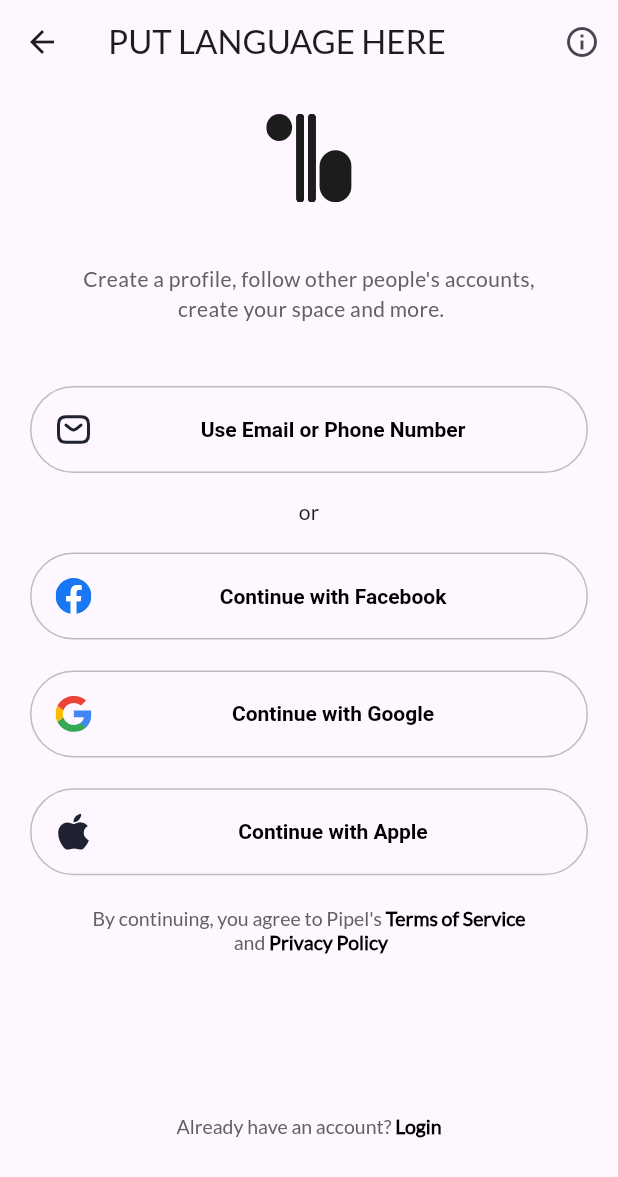
After one commit to Olamidotune/Rootscards, a Flutter app: the GetStartedScreen screen opened by its route, on a phone screen of 412 x 824 dp. The commit adds this screen. Shown: the top 1177 px of the screen. Run offline on Flutter 3.47's test engine with Material 3 defaults, Android fonts, the phone set to English and light mode, and no system bars; our stand-ins replace carousel_slider, device_info_plus, dio, email_validator, flutter_secure_storage, flutter_svg and 3 more; accounts and stored records are empty; project files that could hold a hidden picture were left out.

Commit message:
completed the get started and onboarding screens

```diff
--- /dev/null
+++ b/lib/presentation/get_started_screen.dart
@@ -0,0 +1,159 @@
+import 'package:flutter/material.dart';
+import 'package:flutter_svg/svg.dart';
+import 'package:rootscards/config/colors.dart';
+import 'package:rootscards/presentation/screens/widgets/socail_media_button.dart';
+
+class GetStartedScreen extends StatelessWidget {
+  static const String routeName = 'get_started_screen';
+  const GetStartedScreen({super.key});
+
+  @override
+  Widget build(BuildContext context) {
+    final double height =
+        MediaQuery.of(context).size.height - MediaQuery.of(context).padding.top;
+    return Scaffold(
+      appBar: AppBar(
+        leading: IconButton(
+            onPressed: () {
+              Navigator.pop(context);
+            },
+            icon: Icon(Icons.arrow_back)),
+        title: Text("PUT LANGUAGE HERE"),
+        actions: [
+          IconButton(
+            onPressed: () {},
+            icon: Icon(Icons.info_outline),
+          ),
+        ],
+      ),
+      body: SafeArea(
+        child: SizedBox(
+          height: height,
+          child: Padding(
+            padding:  EdgeInsets.only(
+             top:  height <= 550 ? 10  : 20,
+              left: 20,
+              right: 20,
+            ),
+            child: SingleChildScrollView(
+              physics: BouncingScrollPhysics(),
+              child: Column(
+                mainAxisAlignment: MainAxisAlignment.start,
+                children: [
+                  SvgPicture.asset("assets/svg/logo.svg"),
+                  SizedBox(
+                    height: height / 20,
+                  ),
+                  Text(
+                    "Create a profile, follow other people's accounts,\n create your space and more.",
+                    textAlign: TextAlign.center,
+                    style: TextStyle(color: Colors.grey.shade700),
+                  ),
+                  SizedBox(
+                    height: height / 20,
+                  ),
+                  SocialMediaButton(
+                    title: "Use Email or Phone Number",
+                    leading: "sms",
+                    onPressed: () {},
+                  ),
+                  SizedBox(
+                    height: height / 50,
+                  ),
+                  Text("or"),
+                  SizedBox(
+                    height: height / 50,
+                  ),
+                  SocialMediaButton(
+                    title: "Continue with Facebook",
+                    leading: "facebook",
+                    onPressed: () {},
+                  ),
+                  SizedBox(
+                    height: height / 40,
+                  ),
+                  SocialMediaButton(
+                    title: "Continue with Google",
+                    leading: "google",
+                    onPressed: () {},
+                  ),
+                  SizedBox(
+                    height: height / 40,
+                  ),
+                  SocialMediaButton(
+                    title: "Continue with Apple",
+                    leading: "apple",
+                    onPressed: () {},
+                  ),
+                  SizedBox(
+                    height: height / 40,
+                  ),
+                  RichText(
+                    textAlign: TextAlign.center,
+                    text: TextSpan(
+                      text: "By continuing, you agree to Pipel's ",
+                      style: TextStyle(
+                          fontFamily: "lato",
+                          fontWeight: FontWeight.normal,
+                          fontSize: 13,
+                          color: Colors.grey.shade700),
+                      children: [
+                        TextSpan(
+                          text: "Terms of Service\n",
+                          style: TextStyle(
+                              fontFamily: "lato",
+                              fontWeight: FontWeight.bold,
+                              fontSize: 13,
+                              color: BLACK),
+                        ),
+                        TextSpan(
+                          text: " and ",
+                          style: TextStyle(
+                              fontFamily: "lato",
+                              fontWeight: FontWeight.normal,
+                              fontSize: 13,
+                              color: Colors.grey.shade700),
+                        ),
+                        TextSpan(
+                          text: "Privacy Policy",
+                          style: TextStyle(
+                              fontFamily: "lato",
+                              fontWeight: FontWeight.bold,
+                              fontSize: 13,
+                              color: BLACK),
+                        )
+                      ],
+                    ),
+                  ),
+                   SizedBox(
+                  height: 0.90 * height <= 700 ? .05 * height : height * .13 ,
+                  ),
+                  RichText(
+                    textAlign: TextAlign.center,
+                    text: TextSpan(
+                        text: "Already have an account? ",
+                        style: TextStyle(
+                            fontFamily: "lato",
+                            fontWeight: FontWeight.normal,
+                            fontSize: 13,
+                            color: Colors.grey.shade700),
+                        children: [
+                          TextSpan(
+                            text: "Login",
+                            style: TextStyle(
+                                fontFamily: "lato",
+                                fontWeight: FontWeight.bold,
+                                fontSize: 13,
+                                color: BLACK),
+                          ),
+                        ]),
+                  ),
+                ],
+              ),
+            ),
+          ),
+        ),
+      ),
+    );
+  }
+}
--- a/lib/presentation/screens/onboarding/test_onboarding.dart
+++ b/lib/presentation/screens/onboarding/onboarding_screen.dart
@@ -1,6 +1,7 @@
 import 'package:carousel_slider/carousel_slider.dart';
 import 'package:flutter/material.dart';
 import 'package:rootscards/config/colors.dart';
+import 'package:rootscards/presentation/get_started_screen.dart';
 import 'package:rootscards/presentation/screens/widgets/carousel_inidicator.dart';
 import 'package:rootscards/presentation/screens/widgets/skip_button.dart';
 import 'package:sizer/sizer.dart';
@@ -111,7 +112,9 @@ class _TestOnboardingState extends State<TestOnboarding> {
                 child: Column(
                   children: [
                     GestureDetector(
-                      onTap: () {},
+                      onTap: () {
+                        Navigator.of(context).pushNamed(GetStartedScreen.routeName);
+                      },
                       child: Image.asset(
                         "assets/images/get_started_button.png",
                         width: 80.w,
--- a/lib/presentation/screens/splash_screen/splash_screen.dart
+++ b/lib/presentation/screens/splash_screen/splash_screen.dart
@@ -4,7 +4,7 @@ import 'package:flutter/material.dart';
 import 'package:flutter_svg/svg.dart';
 import 'package:rootscards/config/colors.dart';
 import 'package:rootscards/extensions/build_context.dart';
-import 'package:rootscards/presentation/screens/onboarding/test_onboarding.dart';
+import 'package:rootscards/presentation/screens/onboarding/onboarding_screen.dart';
 
 class SplashScreen extends StatefulWidget {
   static const String routeName = "splash_screen";
--- /dev/null
+++ b/lib/presentation/screens/widgets/socail_media_button.dart
@@ -0,0 +1,37 @@
+import 'package:flutter/material.dart';
+import 'package:flutter_svg/svg.dart';
+import 'package:rootscards/config/colors.dart';
+
+class SocialMediaButton extends StatelessWidget {
+  final String? leading;
+  final String? title;
+  final VoidCallback? onPressed;
+
+  const SocialMediaButton({
+    super.key,
+    this.leading,
+    this.title,
+    this.onPressed,
+  });
+
+  @override
+  Widget build(BuildContext context) {
+    return Container(
+        decoration: BoxDecoration(
+          borderRadius: BorderRadius.circular(30),
+          border: Border.all(
+            color: Colors.grey.shade400
+          ),
+        ),
+        child: ListTile(
+          leading: SvgPicture.asset("assets/svg/$leading.svg"),
+          title: Text(title ?? "", textAlign: TextAlign.center,),
+          titleTextStyle: TextStyle(
+            fontWeight: FontWeight.bold,
+            fontSize: 14,
+            color: BLACK
+          ),
+          onTap: onPressed,
+        ));
+  }
+}
```
Also changed, not shown: lib/main.dart (+9 -14 lines), lib/presentation/screens/onboarding/onboarding.dart (deleted, +0 -49 lines), lib/presentation/screens/onboarding/onboarding_one.dart (deleted, +0 -109 lines), lib/presentation/screens/onboarding/onboarding_two.dart (deleted, +0 -135 lines), assets/svg/apple.svg (added), assets/svg/bitcoin.svg (deleted), assets/svg/facebook.svg (added), assets/svg/google.svg (added), assets/svg/onboardin_1_2.svg (deleted), assets/svg/onboarding_1.svg (deleted), assets/svg/onboarding_1_1.svg (deleted), assets/svg/onboarding_2.svg (deleted), assets/svg/onboarding_3.svg (deleted), assets/svg/sms.svg (added).
